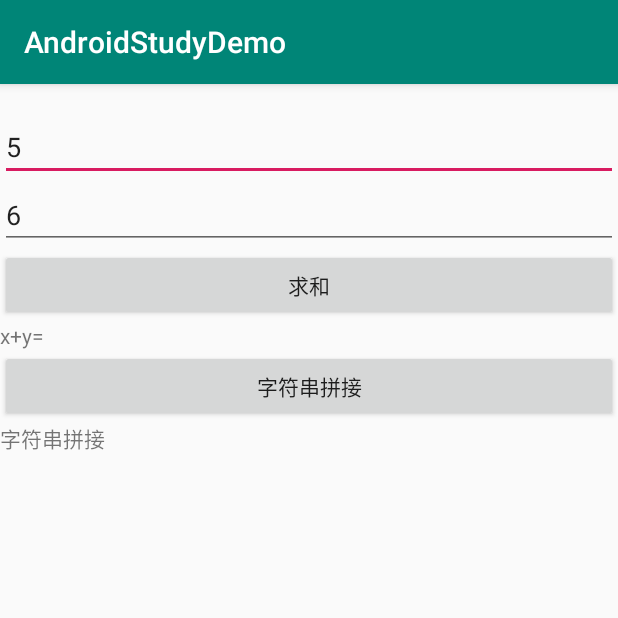
After one commit to LuckyCode1992/android_study_demo, an Android app: the JNIActivity screen opened directly, with no data from a screen before it, on a phone screen of 412 x 824 dp, the top half of it. The commit adds this screen. Run offline under Robolectric (Android 15) with nearby library versions, the phone set to English and light mode, and no system bars; 2 statements that could not run were skipped.

Commit message:
jni求和and字符串拼接

```diff
--- a/app/src/main/AndroidManifest.xml
+++ b/app/src/main/AndroidManifest.xml
@@ -9,6 +9,8 @@
             android:roundIcon="@mipmap/ic_launcher_round"
             android:supportsRtl="true"
             android:theme="@style/AppTheme">
+        <activity android:name=".ndkdemo.JNIActivity">
+        </activity>
         <activity android:name=".adapterviewfipper.Demo5Activity">
         </activity>
         <activity android:name=".时钟相关view.Demo4Activity">
--- /dev/null
+++ b/app/src/main/java/com/justcode/hxl/androidstudydemo/ndkdemo/JNIActivity.kt
@@ -0,0 +1,27 @@
+package com.justcode.hxl.androidstudydemo.ndkdemo
+
+import android.annotation.SuppressLint
+import android.support.v7.app.AppCompatActivity
+import android.os.Bundle
+import com.justcode.hxl.androidstudydemo.R
+import kotlinx.android.synthetic.main.activity_jni.*
+
+class JNIActivity : AppCompatActivity() {
+
+    override fun onCreate(savedInstanceState: Bundle?) {
+        super.onCreate(savedInstanceState)
+        setContentView(R.layout.activity_jni)
+        val jniUtil = JNIUtil()
+
+        tv_sayhello.text = jniUtil.sayHello()
+
+        btn_sum.setOnClickListener {
+            val sum = jniUtil.sum(et_x.text.toString().toInt(), et_y.text.toString().toInt())
+            tv_sum.text = "x+y=${sum}"
+        }
+        btn_stradd.setOnClickListener {
+            val addstr = jniUtil.addstr("I am java ")
+            tv_stringadd.text = addstr
+        }
+    }
+}
--- a/app/src/main/java/com/justcode/hxl/androidstudydemo/ndkdemo/JNIUtil.java
+++ b/app/src/main/java/com/justcode/hxl/androidstudydemo/ndkdemo/JNIUtil.java
@@ -1,4 +1,6 @@
 package com.justcode.hxl.androidstudydemo.ndkdemo;
+
+import java.net.PortUnreachableException;
 
 public class JNIUtil {
     {
@@ -7,5 +9,13 @@ public class JNIUtil {
 
     //定义native方法
     //调用C代码对应的方法
-    public  native String sayHello();
+    public native String sayHello();
+
+    public native int sum(int x, int y);
+
+    public native String addstr(String str);
+
+    public native int[] increaseArrayEles(int[] intArray);
+
+    public native int checkPwd(String pwd);
 }
--- /dev/null
+++ b/app/src/main/res/layout/activity_jni.xml
@@ -0,0 +1,46 @@
+<?xml version="1.0" encoding="utf-8"?>
+<LinearLayout
+        xmlns:android="http://schemas.android.com/apk/res/android"
+        xmlns:tools="http://schemas.android.com/tools"
+        xmlns:app="http://schemas.android.com/apk/res-auto"
+        android:layout_width="match_parent"
+        android:layout_height="match_parent"
+        android:orientation="vertical"
+        tools:context=".ndkdemo.JNIActivity">
+    <TextView
+            android:id="@+id/tv_sayhello"
+            android:layout_width="match_parent"
+            android:layout_height="wrap_content"/>
+   <EditText
+           android:id="@+id/et_x"
+           android:hint="x"
+           android:text="5"
+           android:layout_width="match_parent"
+           android:layout_height="wrap_content"/>
+    <EditText
+            android:id="@+id/et_y"
+            android:hint="y"
+            android:text="6"
+            android:layout_width="match_parent"
+            android:layout_height="wrap_content"/>
+    <Button
+            android:id="@+id/btn_sum"
+            android:text="求和"
+            android:layout_width="match_parent"
+            android:layout_height="wrap_content"/>
+    <TextView
+            android:id="@+id/tv_sum"
+            android:text="x+y="
+            android:layout_width="match_parent"
+            android:layout_height="wrap_content"/>
+    <Button
+            android:id="@+id/btn_stradd"
+            android:text="字符串拼接"
+            android:layout_width="match_parent"
+            android:layout_height="wrap_content"/>
+    <TextView
+            android:id="@+id/tv_stringadd"
+            android:text="字符串拼接"
+            android:layout_width="match_parent"
+            android:layout_height="wrap_content"/>
+</LinearLayout>
--- a/app/src/main/res/layout/activity_main.xml
+++ b/app/src/main/res/layout/activity_main.xml
@@ -29,4 +29,10 @@
             android:id="@+id/btn_demo5"
             android:text="adapterViewFliper"/>
 
+
+    <Button android:layout_width="match_parent"
+            android:layout_height="wrap_content"
+            android:id="@+id/btn_jni"
+            android:text="JNI"/>
+
 </LinearLayout>
```
Also changed, not shown: app/src/main/java/com/justcode/hxl/androidstudydemo/MainActivity.kt (+5 -3 lines), 2 other files.
